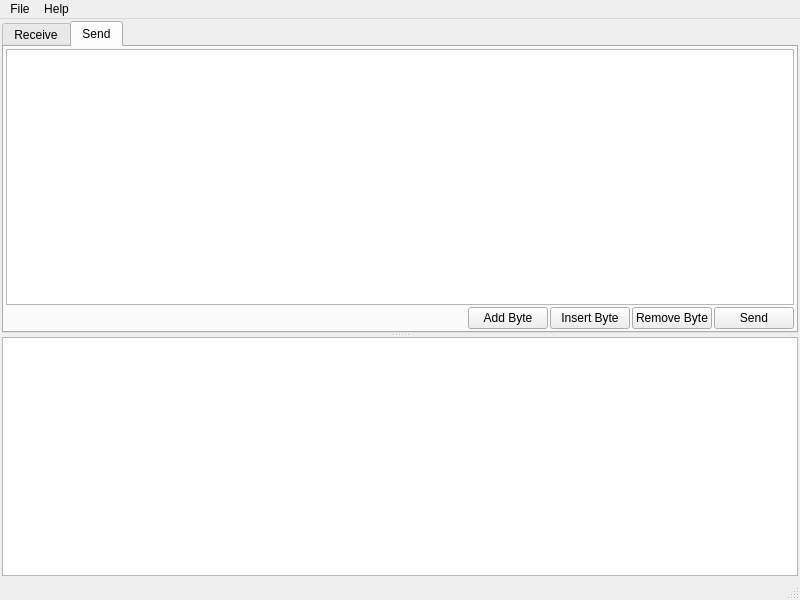
Before: the Qt Designer form src/mainwindow.ui in zxf1023818103/uartframeparser, drawn with Qt 5.
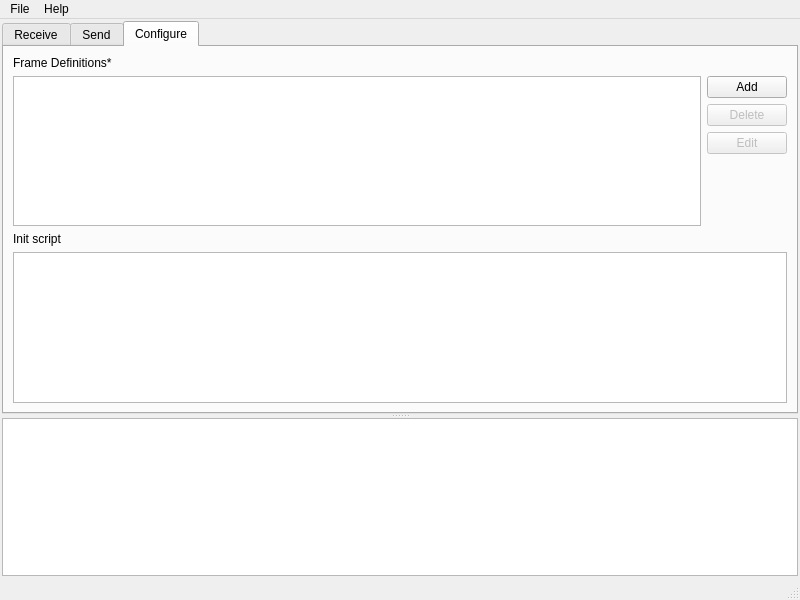
After: the same form once the commit is applied.

```diff
--- a/src/mainwindow.ui
+++ b/src/mainwindow.ui
@@ -37,7 +37,7 @@
       </property>
       <widget class="QTabWidget" name="tabWidget">
        <property name="currentIndex">
-        <number>1</number>
+        <number>2</number>
        </property>
        <widget class="QWidget" name="receivingTab">
         <attribute name="title">
@@ -173,6 +173,96 @@
          </item>
         </layout>
        </widget>
+       <widget class="QWidget" name="configTab">
+        <attribute name="title">
+         <string>Configure</string>
+        </attribute>
+        <layout class="QVBoxLayout" name="verticalLayout_6">
+         <item>
+          <layout class="QVBoxLayout" name="verticalLayout_5">
+           <item>
+            <widget class="QLabel" name="frameDefinitionsLabel">
+             <property name="text">
+              <string>Frame Definitions*</string>
+             </property>
+            </widget>
+           </item>
+           <item>
+            <layout class="QHBoxLayout" name="horizontalLayout_4">
+             <item>
+              <widget class="QTreeView" name="frameDefinitionsView">
+               <property name="editTriggers">
+                <set>QAbstractItemView::NoEditTriggers</set>
+               </property>
+               <property name="selectionMode">
+                <enum>QAbstractItemView::ExtendedSelection</enum>
+               </property>
+              </widget>
+             </item>
+             <item>
+              <layout class="QVBoxLayout" name="verticalLayout_3">
+               <item>
+                <widget class="QPushButton" name="addFrameDefinitionButton">
+                 <property name="text">
+                  <string>Add</string>
+                 </property>
+                </widget>
+               </item>
+               <item>
+                <widget class="QPushButton" name="deleteFrameDefinitionButton">
+                 <property name="enabled">
+                  <bool>false</bool>
+                 </property>
+                 <property name="text">
+                  <string>Delete</string>
+                 </property>
+                </widget>
+               </item>
+               <item>
+                <widget class="QPushButton" name="editFrameDefinitionButton">
+                 <property name="enabled">
+                  <bool>false</bool>
+                 </property>
+                 <property name="text">
+                  <string>Edit</string>
+                 </property>
+                </widget>
+               </item>
+               <item>
+                <spacer name="verticalSpacer">
+                 <property name="orientation">
+                  <enum>Qt::Vertical</enum>
+                 </property>
+                 <property name="sizeHint" stdset="0">
+                  <size>
+                   <width>20</width>
+                   <height>40</height>
+                  </size>
+                 </property>
+                </spacer>
+               </item>
+              </layout>
+             </item>
+            </layout>
+           </item>
+          </layout>
+         </item>
+         <item>
+          <layout class="QVBoxLayout" name="verticalLayout_4">
+           <item>
+            <widget class="QLabel" name="initScriptLabel">
+             <property name="text">
+              <string>Init script</string>
+             </property>
+            </widget>
+           </item>
+           <item>
+            <widget class="QTextEdit" name="initScriptTextEdit"/>
+           </item>
+          </layout>
+         </item>
+        </layout>
+       </widget>
       </widget>
       <widget class="QTreeView" name="historyView">
        <property name="editTriggers">
```
Left out of the diff: 19 changed lines with no effect on the pictures.
